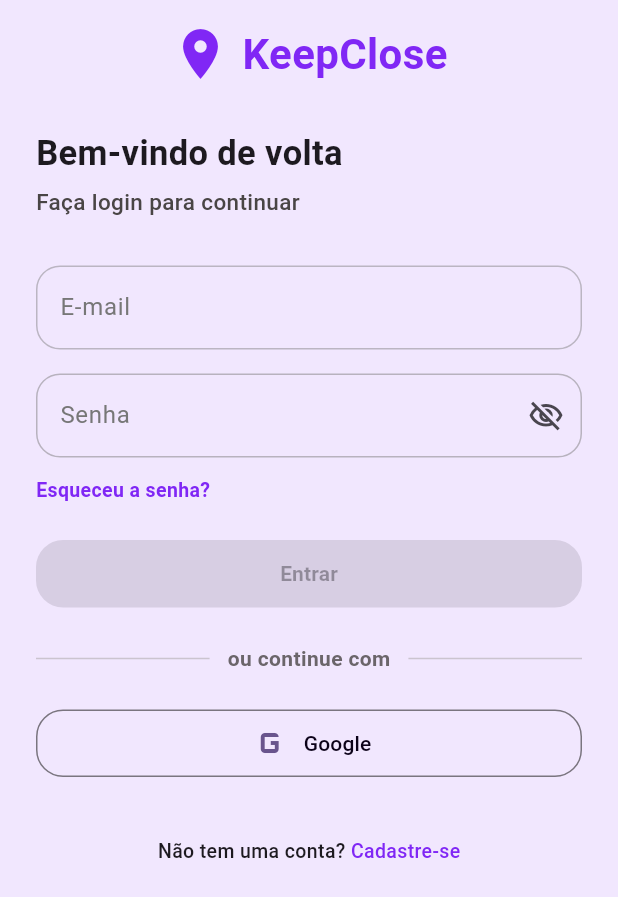
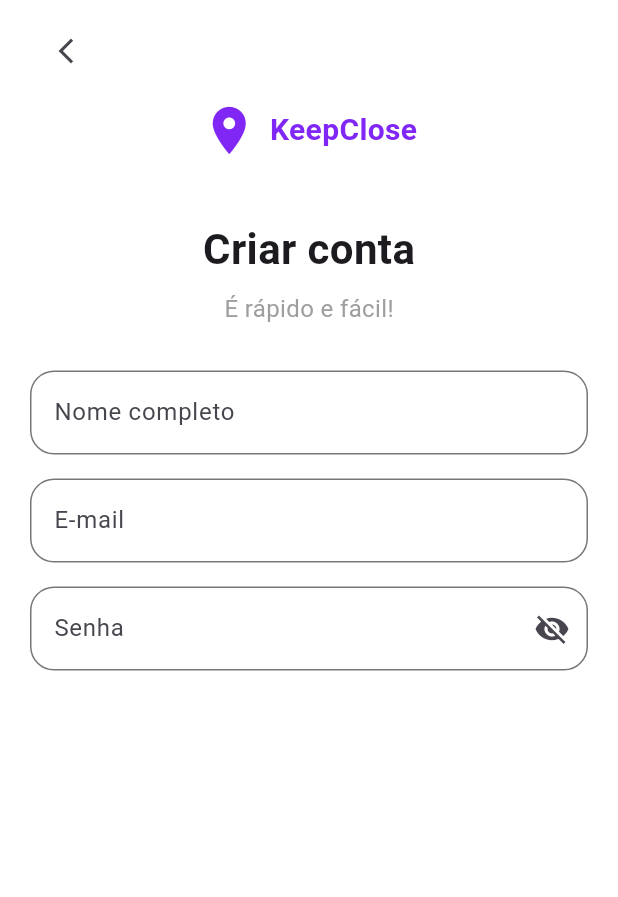
Before and after one commit to Laylateles/Aplicativo_Flutter, a Flutter app: the TelaLogin screen opened directly, after a tap on "Cadastre-se", on a phone screen of 412 x 824 dp. Shown: the top 897 px of the screen. Run offline on Flutter 3.47's test engine with Material 3 defaults, Android fonts, the phone set to English and light mode, and no system bars; our stand-ins replace flutter_svg; Roboto replaces fonts that are missing (Poppins).

Commit message:
fazendo nova tela

```diff
--- /dev/null
+++ b/projeto_fetin/lib/telas/inicio/tela_cadastro.dart
@@ -0,0 +1,236 @@
+import 'package:flutter/material.dart';
+import 'package:projeto_fetin/tema/app_cores.dart';
+
+class TelaCadastro extends StatefulWidget {
+  const TelaCadastro({super.key});
+
+  @override
+  State<TelaCadastro> createState() => _TelaCadastroState();
+}
+
+class _TelaCadastroState extends State<TelaCadastro> {
+  bool esconderSenha = true;
+  bool esconderConfirmarSenha = true;
+  @override
+  Widget build(BuildContext context) {
+    return Scaffold(
+      body: SafeArea(
+        child: Padding(
+          padding: const EdgeInsets.symmetric(
+            horizontal: 20,
+            vertical: 10,
+          ),
+
+          child: Column(
+            crossAxisAlignment: CrossAxisAlignment.center,
+
+            children: [
+              Align(
+                alignment: Alignment.centerLeft,
+
+                child: IconButton(
+                  onPressed: () {
+                    Navigator.pop(context);
+                  },
+
+                  icon: const Icon(
+                    Icons.arrow_back_ios_new,
+                    size: 20,
+                  ),
+                ),
+              ),
+              const SizedBox(height: 10),
+              Row(
+                  mainAxisSize: MainAxisSize.min,
+
+                  children: const [
+
+                    Icon(
+                      Icons.location_on,
+                      color: AppCores.roxoMeioTermo,
+                      size: 38,
+                    ),
+
+                    SizedBox(width: 8),
+
+                    Text(
+                      "KeepClose",
+                      style: TextStyle(
+                        fontSize: 20,
+                        fontWeight: FontWeight.bold,
+                        color: AppCores.roxoMeioTermo,
+                      ),
+                    ),
+                  ],
+                ),
+              const SizedBox(height: 40),
+              const Text(
+                "Criar conta",
+                style: TextStyle(
+                  fontSize: 28,
+                  fontWeight: FontWeight.bold,
+                ),
+              ),
+              const SizedBox(height: 8),
+              const Text(
+                "É rápido e fácil!",
+                style: TextStyle(
+                  fontSize: 16,
+                  color: Colors.grey,
+                ),
+              ),
+              const SizedBox(height: 30),
+              SizedBox(
+                width: double.infinity,
+                child: TextField(
+                  decoration: InputDecoration(
+                    hintText: "Nome completo",
+
+                    border: OutlineInputBorder(
+                      borderRadius: BorderRadius.circular(16),
+                    ),
+
+                    enabledBorder: OutlineInputBorder(
+                      borderRadius: BorderRadius.circular(16),
+                      borderSide: const BorderSide(
+                        color: AppCores.cinza,
+                      ),
+                    ),
+
+                    focusedBorder: OutlineInputBorder(
+                      borderRadius: BorderRadius.circular(16),
+                      borderSide: const BorderSide(
+                        color: AppCores.roxoMeioTermo,
+                        width: 2,
+                      ),
+                    ),
+                  ),
+                ),
+              ),
+              const SizedBox(height: 16),
+              SizedBox(
+                width: double.infinity,
+                child: TextField(
+                  keyboardType: TextInputType.emailAddress,
+
+                  decoration: InputDecoration(
+                    hintText: "E-mail",
+
+                    border: OutlineInputBorder(
+                      borderRadius: BorderRadius.circular(16),
+                    ),
+
+                    enabledBorder: OutlineInputBorder(
+                      borderRadius: BorderRadius.circular(16),
+                      borderSide: const BorderSide(
+                        color: AppCores.cinza,
+                      ),
+                    ),
+
+                    focusedBorder: OutlineInputBorder(
+                      borderRadius: BorderRadius.circular(16),
+                      borderSide: const BorderSide(
+                        color: AppCores.roxoMeioTermo,
+                        width: 2,
+                      ),
+                    ),
+                  ),
+                ),
+              ),
+              const SizedBox(height: 16),
+              SizedBox(
+                width: double.infinity,
+                child: TextField(
+                  obscureText: esconderSenha,
+
+                  decoration: InputDecoration(
+                    hintText: "Senha",
+
+                    suffixIcon: IconButton(
+                      onPressed: () {
+                        setState(() {
+                          esconderSenha = !esconderSenha;
+                        });
+                      },
+
+                      icon: Icon(
+                        esconderSenha
+                            ? Icons.visibility_off
+                            : Icons.visibility,
+                      ),
+                    ),
+
+                    border: OutlineInputBorder(
+                      borderRadius: BorderRadius.circular(16),
+                    ),
+
+                    enabledBorder: OutlineInputBorder(
+                      borderRadius: BorderRadius.circular(16),
+                      borderSide: const BorderSide(
+                        color: AppCores.cinza,
+                      ),
+                    ),
+
+                    focusedBorder: OutlineInputBorder(
+                      borderRadius: BorderRadius.circular(16),
+                      borderSide: const BorderSide(
+                        color: AppCores.roxoMeioTermo,
+                        width: 2,
+                      ),
+                    ),
+                  ),
+                ),
+              ),
+              const SizedBox(height: 16),
+ /*             SizedBox(
+                width: double.infinity,
+                child: TextField(
+                  obscureText: esconderConfirmarSenha,
+
+                  decoration: InputDecoration(
+                    hintText: "Confirmar senha",
+
+                    suffixIcon: IconButton(
+                      onPressed: () {
+                        setState(() {
+                          esconderConfirmarSenha = !esconderConfirmarSenha;
+                        });
+                      },
+
+                      icon: Icon(
+                        esconderConfirmarSenha
+                            ? Icons.visibility_off
+                            : Icons.visibility,
+                      ),
+                    ),
+
+                    border: OutlineInputBorder(
+                      borderRadius: BorderRadius.circular(16),
+                    ),
+
+                    enabledBorder: OutlineInputBorder(
+                      borderRadius: BorderRadius.circular(16),
+                      borderSide: const BorderSide(
+                        color: AppCores.cinza,
+                      ),
+                    ),
+
+                    focusedBorder: OutlineInputBorder(
+                      borderRadius: BorderRadius.circular(16),
+                      borderSide: const BorderSide(
+                        color: AppCores.roxoMeioTermo,
+                        width: 2,
+                      ),
+                    ),
+                  ),
+                ),
+              ),
+              const SizedBox(height: 30),
+*/
+            ],
+          ),
+        ),
+      ),
+    );
+  }
+}
--- a/projeto_fetin/lib/telas/inicio/tela_login.dart
+++ b/projeto_fetin/lib/telas/inicio/tela_login.dart
@@ -1,5 +1,6 @@
 import 'package:flutter/material.dart';
 import 'package:projeto_fetin/tema/app_cores.dart';
+import 'tela_cadastro.dart';
 
 class TelaLogin extends StatefulWidget {
   const TelaLogin({super.key});
@@ -284,7 +285,14 @@
                       ),
                     ),
                     GestureDetector(
-                      onTap: () {},
+                      onTap: () {
+                        Navigator.push(
+                          context,
+                          MaterialPageRoute(
+                            builder: (context) => const TelaCadastro(),
+                          ),
+                        );
+                      },
                       child: const Text(
                         "Cadastre-se",
                         style: TextStyle(
--- a/projeto_fetin/lib/tema/app_cores.dart
+++ b/projeto_fetin/lib/tema/app_cores.dart
@@ -11,5 +11,7 @@
 
   static const Color cinza = Color(0xFF777777);
 
+  static const Color branco = Colors.white;
+
   static const Color roxoMaisEscuro = Color(0xFF48079C);
 }
--- a/projeto_fetin/lib/tema/app_tema.dart
+++ b/projeto_fetin/lib/tema/app_tema.dart
@@ -3,7 +3,7 @@
 
 class AppTema {
   static ThemeData lightTheme = ThemeData(//tema global do aplicativo
-    scaffoldBackgroundColor: AppCores.brancoRoxinho,
+    scaffoldBackgroundColor: AppCores.branco,
 
     primaryColor: AppCores.roxoMeioTermo,
 
@@ -16,7 +16,7 @@
     elevatedButtonTheme: ElevatedButtonThemeData(
       style: ElevatedButton.styleFrom(
         backgroundColor: AppCores.roxoMeioTermo,
-        foregroundColor: AppCores.brancoRoxinho,
+        foregroundColor: AppCores.branco,
         minimumSize: const Size(double.infinity, 55),
         shape: RoundedRectangleBorder(
           borderRadius: BorderRadius.circular(14),
```
